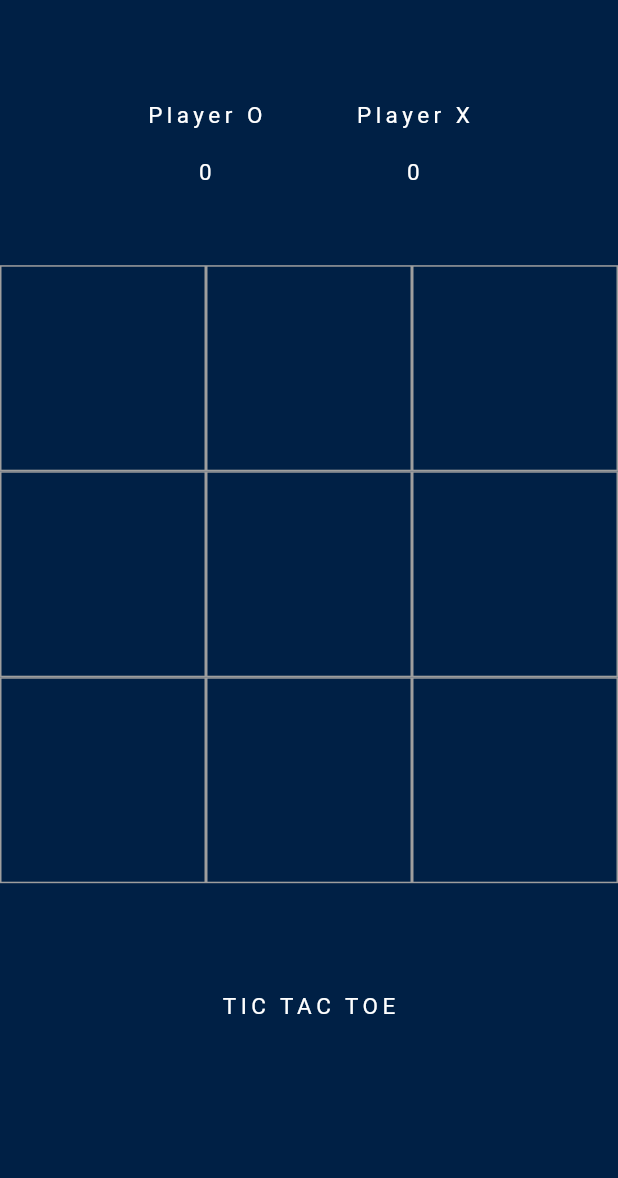
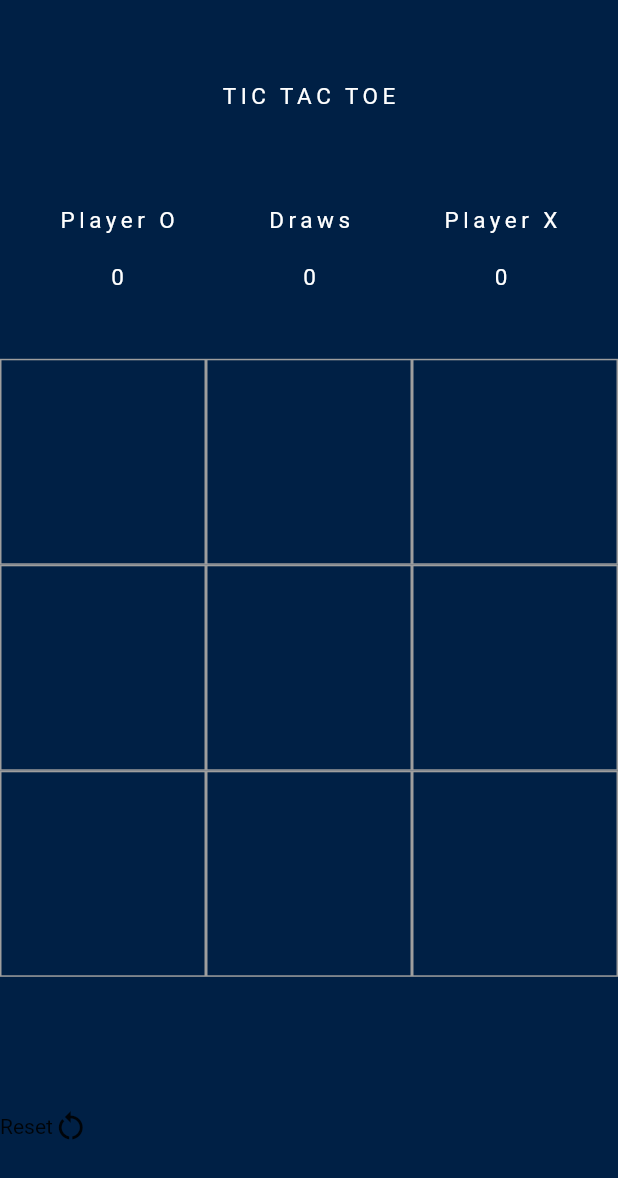
Before and after one commit to harini0-0/TicTacToe, a Flutter app: the screen it shows after launch, on a phone screen of 412 x 824 dp. Shown: the top 1178 px of the screen. Run offline on Flutter 3.47's test engine with Material 2 defaults, Android fonts, the phone set to English and light mode, and no system bars.

Commit message:
Added Draws Count

```diff
--- a/lib/Screens/homescreen.dart
+++ b/lib/Screens/homescreen.dart
@@ -23,21 +23,24 @@ class _HomePageState extends State<HomePage> {
   var myTextStyle = TextStyle(color: Colors.white, fontSize: 30);
   int ohScore = 0;
   int exScore = 0;
+  int drawScore = 0;
   int filledBoxes = 0;
-
-  // static var myNewFont = GoogleFonts.pressStart2P(
-  //     textStyle: TextStyle(color: Colors.black, letterSpacing: 3));
-  // static var myNewFontWhite = GoogleFonts.pressStart2P(
-  //     textStyle: TextStyle(color: Colors.white, letterSpacing: 3, fontSize: 15));
 
 
   @override
   Widget build(BuildContext context) {
-    return Scaffold(
+    return SafeArea(
+      child: Scaffold(
         backgroundColor: Color(0xff002045),
         body: Column(
           children: <Widget>[
-          SizedBox(height: 15,),
+            SizedBox(height: 35,),
+            Padding(
+              padding: const EdgeInsets.all(20.0),
+              child: Container(
+                child: Text('TIC TAC TOE', style: TextStyle(color: Colors.white, letterSpacing: 3, fontSize: 15),),
+              ),
+            ),
             Expanded(
               child: Container(
                 child: Row(
@@ -53,6 +56,19 @@ class _HomePageState extends State<HomePage> {
                             height: 20,
                           ),
                           Text(ohScore.toString(), style: TextStyle(color: Colors.white, letterSpacing: 3, fontSize: 15),),
+                        ],
+                      ),
+                    ),
+                    Padding(
+                      padding: const EdgeInsets.all(30.0),
+                      child: Column(
+                        mainAxisAlignment: MainAxisAlignment.center,
+                        children: <Widget>[
+                          Text('Draws', style: TextStyle(color: Colors.white, letterSpacing: 3, fontSize: 15),),
+                          SizedBox(
+                            height: 20,
+                          ),
+                          Text(drawScore.toString(), style: TextStyle(color: Colors.white, letterSpacing: 3, fontSize: 15),),
                         ],
                       ),
                     ),
@@ -97,18 +113,19 @@ class _HomePageState extends State<HomePage> {
                     );
                   }),
             ),
-          Expanded(
+            Expanded(child: GestureDetector(
+              onTap: (){},
               child: Container(
-              child: Center(
-                child: Column(
+                child: Row(
                   children: <Widget>[
-                    Text('TIC TAC TOE', style: TextStyle(color: Colors.white, letterSpacing: 3, fontSize: 15),),
+                    Text("Reset"),
+                    Icon(Icons.restart_alt),
                   ],
                 ),
               ),
+            ))
+          ],
         ),
-          ),
-        ],
       ),
     );
   }
@@ -211,7 +228,8 @@ class _HomePageState extends State<HomePage> {
             ],
           );
         });
-
+    drawScore+=1;
+    print(drawScore);
   }
 
   void _showWinDialog(String winner) {
@@ -241,15 +259,12 @@ class _HomePageState extends State<HomePage> {
   }
 
   void _clearBoard() {
-
     setState(() {
       for(int i=0; i<9; i++){
         displayExOh[i] = '';
       }
     });
-
     filledBoxes = 0;
-
   }
 
 }
```
Lines whose indentation alone changed are shown as unchanged.
